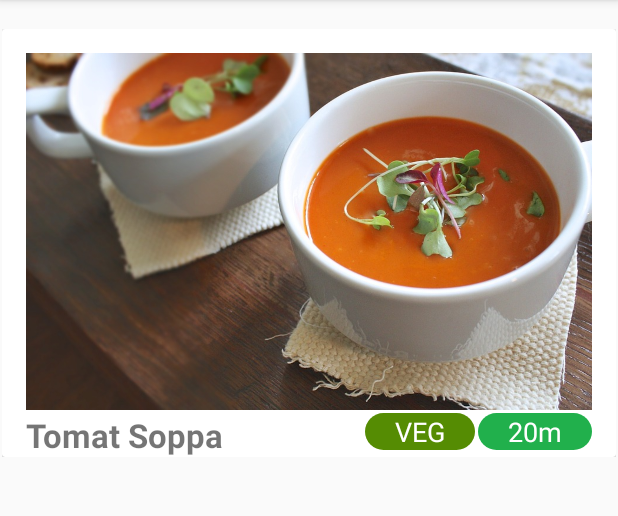
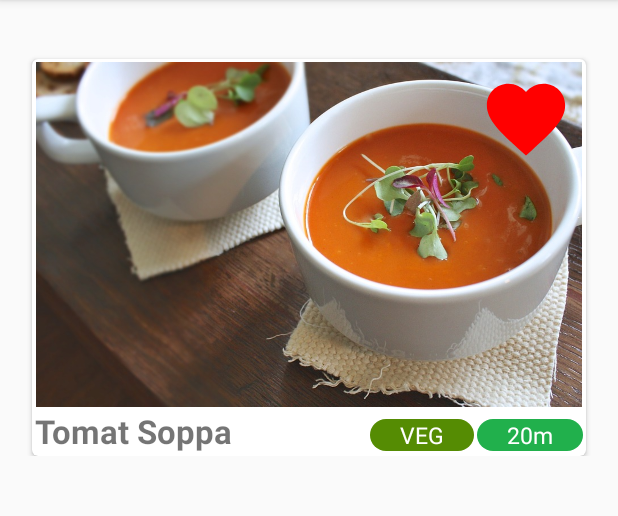
Before and after one commit to karlssonr/ReceptAppen, an Android app: the HomeScreenRecycle screen opened directly, with no data from a screen before it, on a phone screen of 412 x 824 dp, the part 84-600 px from its top. Run offline under Robolectric (Android 15) with nearby library versions, the phone set to English and light mode, and no system bars; Roboto replaces fonts that are not available here.

Commit message:
added like_button

```diff
--- /dev/null
+++ b/app/src/main/res/drawable/like_button_foreground.xml
@@ -0,0 +1,13 @@
+<vector xmlns:android="http://schemas.android.com/apk/res/android"
+    android:width="108dp"
+    android:height="108dp"
+    android:viewportWidth="41.37931"
+    android:viewportHeight="41.37931"
+    android:tint="#FF0000">
+  <group android:translateX="8.689655"
+      android:translateY="8.689655">
+      <path
+          android:fillColor="#FF000000"
+          android:pathData="M12,21.35l-1.45,-1.32C5.4,15.36 2,12.28 2,8.5 2,5.42 4.42,3 7.5,3c1.74,0 3.41,0.81 4.5,2.09C13.09,3.81 14.76,3 16.5,3 19.58,3 22,5.42 22,8.5c0,3.78 -3.4,6.86 -8.55,11.54L12,21.35z"/>
+  </group>
+</vector>
--- a/app/src/main/res/layout/food_recipe_row.xml
+++ b/app/src/main/res/layout/food_recipe_row.xml
@@ -6,8 +6,14 @@
     android:layout_height="wrap_content">
 
     <androidx.cardview.widget.CardView
+        android:layout_marginLeft="20dp"
+        android:layout_marginRight="20dp"
+        android:layout_marginTop="20dp"
+        android:layout_height="match_parent"
         android:layout_width="match_parent"
-        android:layout_height="match_parent">
+        app:cardCornerRadius="4dp"
+        app:cardElevation="2dp"
+        app:contentPadding="2dp">
 
         <androidx.constraintlayout.widget.ConstraintLayout
             android:layout_width="match_parent"
@@ -18,9 +24,6 @@
                 android:id="@+id/image_food_recipe"
                 android:layout_width="0dp"
                 android:layout_height="wrap_content"
-                android:layout_marginStart="16dp"
-                android:layout_marginTop="16dp"
-                android:layout_marginEnd="16dp"
                 android:adjustViewBounds="true"
                 android:contentDescription="image"
                 app:layout_constraintEnd_toEndOf="parent"
@@ -32,8 +35,7 @@
                 android:id="@+id/textView_food_recipe_title"
                 android:layout_width="wrap_content"
                 android:layout_height="wrap_content"
-                android:layout_marginStart="16dp"
-                android:layout_marginTop="2dp"
+                android:layout_marginTop="1dp"
                 android:fontFamily="Josefin Sans"
                 android:text="TextView"
                 android:textAlignment="center"
@@ -46,7 +48,7 @@
                 android:id="@+id/textView_food_catagory"
                 android:layout_width="wrap_content"
                 android:layout_height="wrap_content"
-                android:layout_marginTop="2dp"
+                android:layout_marginTop="8dp"
                 android:layout_marginEnd="2dp"
                 android:background="@drawable/round_corner_veg"
                 android:fontFamily="Acumin Pro"
@@ -55,7 +57,7 @@
                 android:text="TextView"
                 android:textAlignment="center"
                 android:textColor="@android:color/white"
-                android:textSize="18sp"
+                android:textSize="15sp"
                 app:layout_constraintEnd_toStartOf="@+id/textView_time_to_cook"
                 app:layout_constraintTop_toBottomOf="@+id/image_food_recipe" />
 
@@ -63,8 +65,7 @@
                 android:id="@+id/textView_time_to_cook"
                 android:layout_width="wrap_content"
                 android:layout_height="wrap_content"
-                android:layout_marginTop="2dp"
-                android:layout_marginEnd="16dp"
+                android:layout_marginTop="8dp"
                 android:background="@drawable/round_corner_cook_time"
                 android:fontFamily="Acumin Pro"
                 android:paddingHorizontal="20dp"
@@ -72,9 +73,20 @@
                 android:text="TextView"
                 android:textAlignment="center"
                 android:textColor="@android:color/white"
-                android:textSize="18sp"
+                android:textSize="15sp"
                 app:layout_constraintEnd_toEndOf="parent"
                 app:layout_constraintTop_toBottomOf="@+id/image_food_recipe" />
+
+            <ImageButton
+                android:id="@+id/like_button"
+                android:layout_width="60dp"
+                android:layout_height="60dp"
+                android:layout_marginTop="8dp"
+                android:layout_marginEnd="8dp"
+                android:background="@null"
+                app:layout_constraintEnd_toEndOf="parent"
+                app:layout_constraintTop_toTopOf="parent"
+                app:srcCompat="@drawable/like_button_foreground" />
 
 
         </androidx.constraintlayout.widget.ConstraintLayout>
--- /dev/null
+++ b/app/src/main/res/mipmap-anydpi-v26/like_button.xml
@@ -0,0 +1,5 @@
+<?xml version="1.0" encoding="utf-8"?>
+<adaptive-icon xmlns:android="http://schemas.android.com/apk/res/android">
+    <background android:drawable="@drawable/like_button_background"/>
+    <foreground android:drawable="@drawable/like_button_foreground"/>
+</adaptive-icon>
--- /dev/null
+++ b/app/src/main/res/mipmap-anydpi-v26/like_button_round.xml
@@ -0,0 +1,5 @@
+<?xml version="1.0" encoding="utf-8"?>
+<adaptive-icon xmlns:android="http://schemas.android.com/apk/res/android">
+    <background android:drawable="@drawable/like_button_background"/>
+    <foreground android:drawable="@drawable/like_button_foreground"/>
+</adaptive-icon>
```
Also changed, not shown: app/src/main/res/drawable/like_button_background.xml (added, +74 -0 lines), app/src/main/like_button-playstore.png (added), app/src/main/res/mipmap-hdpi/like_button.png (added), app/src/main/res/mipmap-hdpi/like_button_round.png (added), app/src/main/res/mipmap-mdpi/like_button.png (added), app/src/main/res/mipmap-mdpi/like_button_round.png (added), app/src/main/res/mipmap-xhdpi/like_button.png (added), app/src/main/res/mipmap-xhdpi/like_button_round.png (added), app/src/main/res/mipmap-xxhdpi/like_button.png (added), app/src/main/res/mipmap-xxhdpi/like_button_round.png (added), app/src/main/res/mipmap-xxxhdpi/like_button.png (added), app/src/main/res/mipmap-xxxhdpi/like_button_round.png (added).
